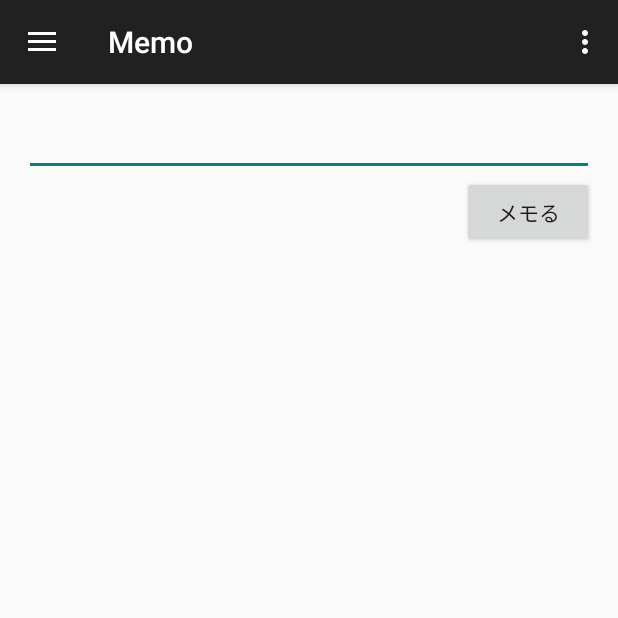
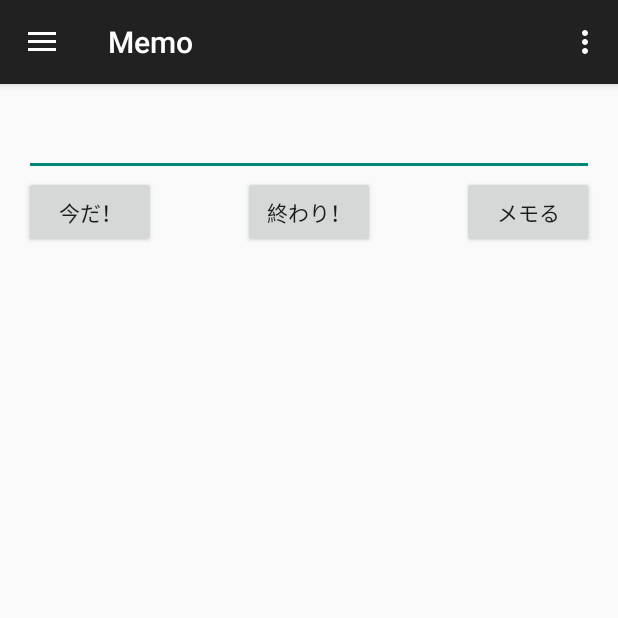
Before and after one commit to OysterMeister/yagi, an Android app: the screen it shows after launch (MainActivity), on a phone screen of 412 x 824 dp, the top half of it. Run offline under Robolectric (Android 15) with nearby library versions, the phone set to English and light mode, and no system bars; libraries missing offline, so code that uses them is left out: com.deploygate.sdk; 1 statement that could not run was skipped.

Commit message:
ぴゅー

```diff
--- a/app/src/main/AndroidManifest.xml
+++ b/app/src/main/AndroidManifest.xml
@@ -30,5 +30,6 @@
             android:label="@string/title_activity_dentaku" >
         </activity>
     </application>
-
+    <uses-permission android:name="android.permission.RECORD_AUDIO" />
+    <uses-permission android:name="android.permission.WRITE_EXTERNAL_STORAGE"/>
 </manifest>
--- a/app/src/main/java/com/example/memo/MainActivity.java
+++ b/app/src/main/java/com/example/memo/MainActivity.java
@@ -21,7 +21,8 @@ import android.widget.Button;
 import android.widget.EditText;
 import android.widget.ListView;
 import android.widget.Toast;
-
+import android.media.MediaRecorder;
+import android.os.Environment;
 import org.json.JSONArray;
 import org.json.JSONException;
 
@@ -33,6 +34,8 @@ public class MainActivity extends ActionBarActivity {
     /* メンバ変数 */
     private Context mContext;           // コンテキスト
     private Button mButton;             // メモるボタン
+    private Button mButton2;
+    private Button mButton3;
     private EditText mEditText;         // 入力フォーム
     private ListView mListView;         // リストビュー
     private ArrayAdapter mAdapter;      // アダプター
@@ -42,6 +45,7 @@ public class MainActivity extends ActionBarActivity {
     private ActionBarDrawerToggle mDrawerToggle;    // ドロワートグル
     private ListView mSideMenuLv;                   // サイドメニューリストビュー
     private ArrayAdapter mSideMenuAdapter;          // サイドメニューアダプター
+    MediaRecorder record;
 
     @Override
     protected void onCreate(Bundle savedInstanceState) {
@@ -71,6 +75,8 @@ public class MainActivity extends ActionBarActivity {
     public void initialization() {
         mContext = this;                                                            // コンテキスト
         mButton = (Button) findViewById(R.id.button);                               // メモるボタン
+        mButton2 = (Button) findViewById(R.id.button2);
+        mButton3 = (Button) findViewById(R.id.button3);
         mEditText = (EditText) findViewById(R.id.editText);                         // 入力フォーム
         mListView = (ListView) findViewById(R.id.listView);                         // リストビュー
         mAdapter = new ArrayAdapter(mContext, android.R.layout.simple_list_item_1); // アダプター
@@ -128,6 +134,40 @@ public class MainActivity extends ActionBarActivity {
                 }
                 // キーボード非表示
                 HideKeyboard();
+            }
+        });
+        //録音ボタン押下時の処理だよ
+        mButton2.setOnClickListener(new View.OnClickListener() {
+            @Override
+            public void onClick(View v) {
+                record = new MediaRecorder();
+                record.setAudioSource(MediaRecorder.AudioSource.MIC);
+                record.setOutputFormat(MediaRecorder.OutputFormat.THREE_GPP);
+                record.setAudioEncoder(MediaRecorder.AudioEncoder.DEFAULT);
+
+                //保存先
+                //String filePath = "/audio.3gp";
+                String filePath = Environment.getExternalStorageDirectory() + "/audio.mp3";
+                record.setOutputFile(filePath);
+
+                //録音準備
+                try{
+                    record.prepare();
+                } catch (Exception e){
+                    e.printStackTrace();
+                }
+                //録音開始
+                record.start();
+            }
+        });
+        //ストップボタン
+        mButton3.setOnClickListener(new View.OnClickListener() {
+            @Override
+            public void onClick(View v) {
+                record.stop();
+                record.reset();   //オブジェクトのリセット
+                //release()前であればsetAudioSourceメソッドを呼び出すことで再利用可能
+                record.release(); //Recorderオブジェクトの解放
             }
         });
 
--- a/app/src/main/res/layout/activity_main.xml
+++ b/app/src/main/res/layout/activity_main.xml
@@ -35,6 +35,23 @@
             android:layout_below="@+id/button"
             android:layout_centerHorizontal="true" />
 
+        <Button
+            android:layout_width="wrap_content"
+            android:layout_height="wrap_content"
+            android:text="@string/action_record"
+            android:id="@+id/button2"
+            android:layout_below="@+id/editText"
+            android:layout_alignParentLeft="true"
+            android:layout_alignParentStart="true" />
+
+        <Button
+            android:layout_width="wrap_content"
+            android:layout_height="wrap_content"
+            android:text="@string/action_record_stop"
+            android:id="@+id/button3"
+            android:layout_below="@+id/editText"
+            android:layout_centerHorizontal="true" />
+
     </RelativeLayout>
 
     <!-- nav drawer:ここをstart側に寄せる -->
--- a/app/src/main/res/values/strings.xml
+++ b/app/src/main/res/values/strings.xml
@@ -5,6 +5,8 @@
     <string name="hello_world">Hello world!</string>
     <string name="action_settings">Settings</string>
     <string name="action_memo">メモる</string>
+    <string name="action_record">今だ！</string>
+    <string name="action_record_stop">終わり！</string>
     <string name="add_memo">メモしました！</string>
     <string name="err_msg1">何か入力してね！</string>
     <string name="action_del">削除する</string>
```
